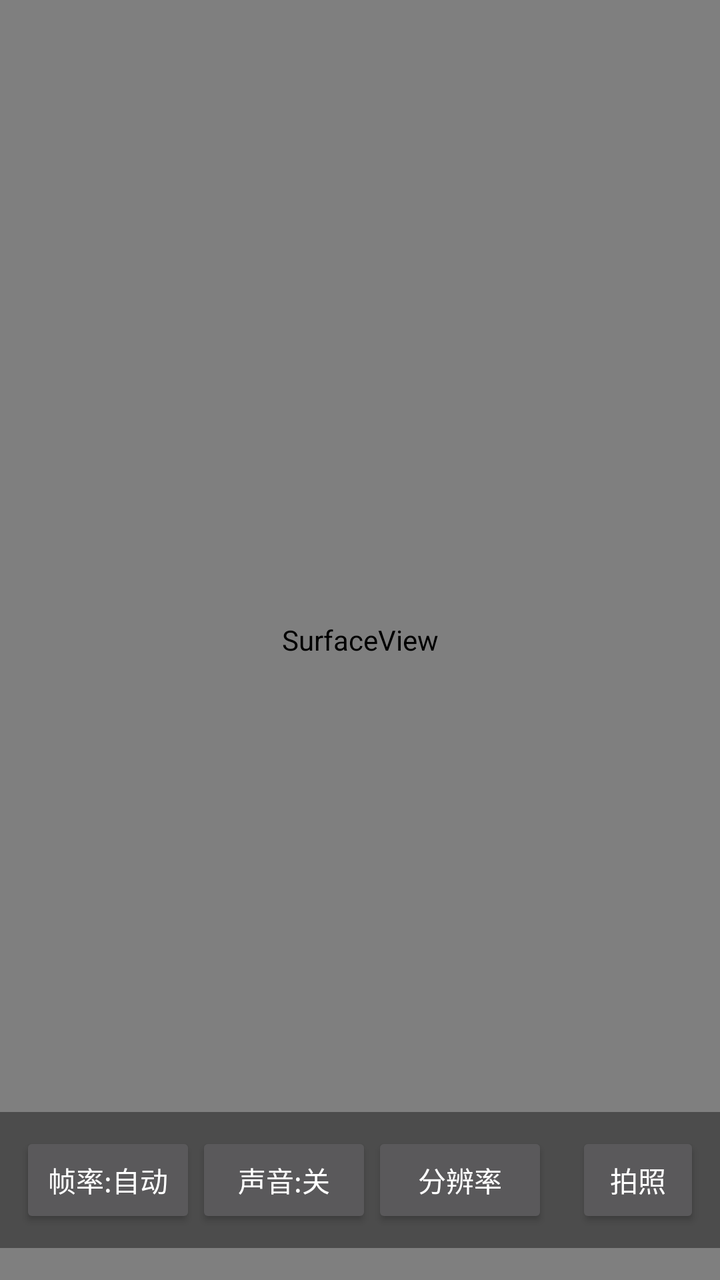
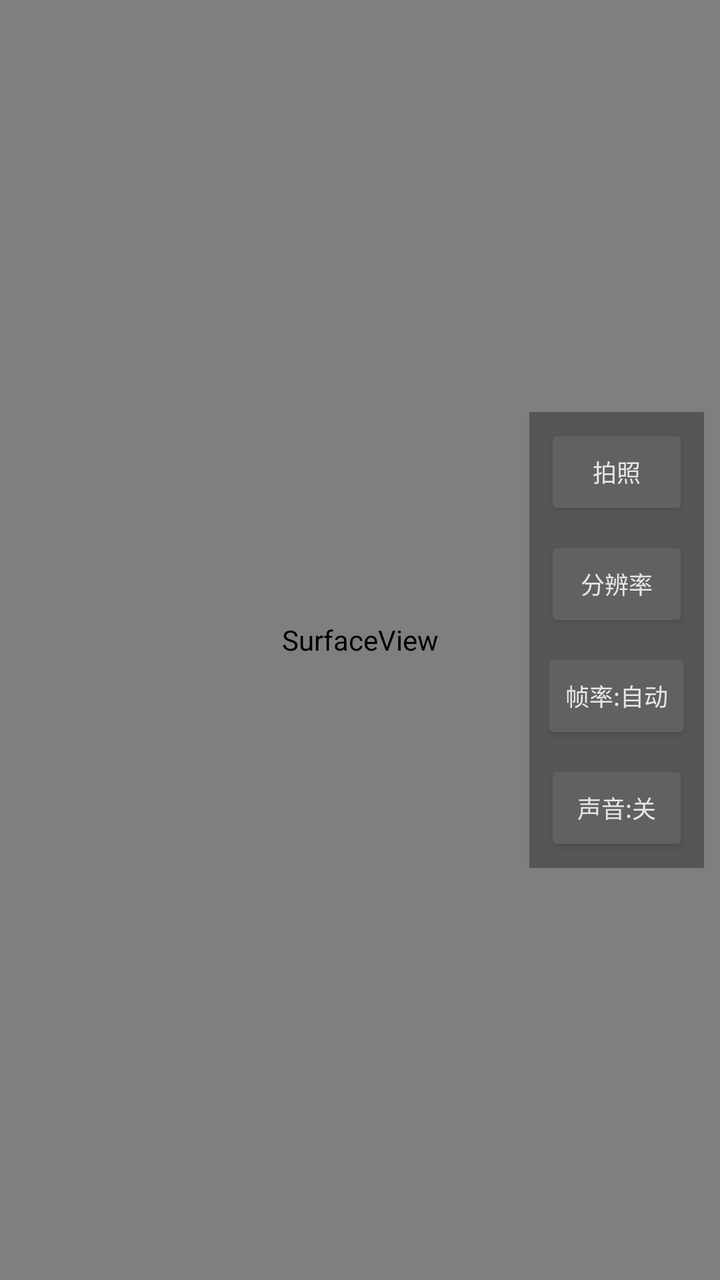

Before-and-after screenshots of an Android layout around one commit, followed by the original layout XML and the change that was made.
<!-- AndroidManifest.xml: application theme Theme.AppCompat.NoActionBar -->
<!-- res/layout/activity_main.xml -->
<?xml version="1.0" encoding="utf-8"?>
<FrameLayout xmlns:android="http://schemas.android.com/apk/res/android"
    android:layout_width="match_parent"
    android:layout_height="match_parent"
    android:background="#000000">

    <SurfaceView
        android:id="@+id/surface"
        android:layout_width="match_parent"
        android:layout_height="match_parent" />

    <LinearLayout
        android:layout_width="wrap_content"
        android:layout_height="wrap_content"
        android:layout_gravity="bottom|center_horizontal"
        android:layout_marginBottom="16dp"
        android:background="#66000000"
        android:gravity="center_vertical"
        android:orientation="horizontal"
        android:padding="10dp">

        <Button
            android:id="@+id/btnFps"
            android:layout_width="wrap_content"
            android:layout_height="wrap_content"
            android:text="@string/btn_fps_auto" />

        <Button
            android:id="@+id/btnAudio"
            android:layout_width="wrap_content"
            android:layout_height="wrap_content"
            android:text="@string/btn_audio_off" />

        <Button
            android:id="@+id/btnSize"
            android:layout_width="wrap_content"
            android:layout_height="wrap_content"
            android:text="@string/btn_size" />

        <Button
            android:id="@+id/btnShot"
            android:layout_width="wrap_content"
            android:layout_height="wrap_content"
            android:layout_marginStart="14dp"
            android:text="@string/btn_shot" />
    </LinearLayout>
</FrameLayout>
<!-- resources referenced by this layout -->
<resources>
  <string name="btn_audio_off">声音:关</string>
  <string name="btn_fps_auto">帧率:自动</string>
  <string name="btn_shot">拍照</string>
  <string name="btn_size">分辨率</string>
</resources>

<!-- the commit's change to res/layout/activity_main.xml (unified diff, before → after) -->
@@ -9,39 +9,51 @@
         android:layout_width="match_parent"
         android:layout_height="match_parent" />
 
+    
     <LinearLayout
         android:layout_width="wrap_content"
         android:layout_height="wrap_content"
-        android:layout_gravity="bottom|center_horizontal"
-        android:layout_marginBottom="16dp"
+        android:layout_gravity="center_vertical|end"
+        android:layout_marginEnd="8dp"
+        android:alpha="0.8"
         android:background="#66000000"
-        android:gravity="center_vertical"
-        android:orientation="horizontal"
-        android:padding="10dp">
+        android:gravity="center"
+        android:orientation="vertical"
+        android:padding="6dp">
+
+        <Button
+            android:id="@+id/btnShot"
+            android:layout_width="wrap_content"
+            android:layout_height="wrap_content"
+            android:minWidth="72dp"
+            android:text="@string/btn_shot"
+            android:textSize="12sp" />
+
+        <Button
+            android:id="@+id/btnSize"
+            android:layout_width="wrap_content"
+            android:layout_height="wrap_content"
+            android:layout_marginTop="8dp"
+            android:minWidth="72dp"
+            android:text="@string/btn_size"
+            android:textSize="12sp" />
 
         <Button
             android:id="@+id/btnFps"
             android:layout_width="wrap_content"
             android:layout_height="wrap_content"
-            android:text="@string/btn_fps_auto" />
+            android:layout_marginTop="8dp"
+            android:minWidth="72dp"
+            android:text="@string/btn_fps_auto"
+            android:textSize="12sp" />
 
         <Button
             android:id="@+id/btnAudio"
             android:layout_width="wrap_content"
             android:layout_height="wrap_content"
-            android:text="@string/btn_audio_off" />
-
-        <Button
-            android:id="@+id/btnSize"
-            android:layout_width="wrap_content"
-            android:layout_height="wrap_content"
-            android:text="@string/btn_size" />
-
-        <Button
-            android:id="@+id/btnShot"
-            android:layout_width="wrap_content"
-            android:layout_height="wrap_content"
-            android:layout_marginStart="14dp"
-            android:text="@string/btn_shot" />
+            android:layout_marginTop="8dp"
+            android:minWidth="72dp"
+            android:text="@string/btn_audio_off"
+            android:textSize="12sp" />
     </LinearLayout>
 </FrameLayout>
